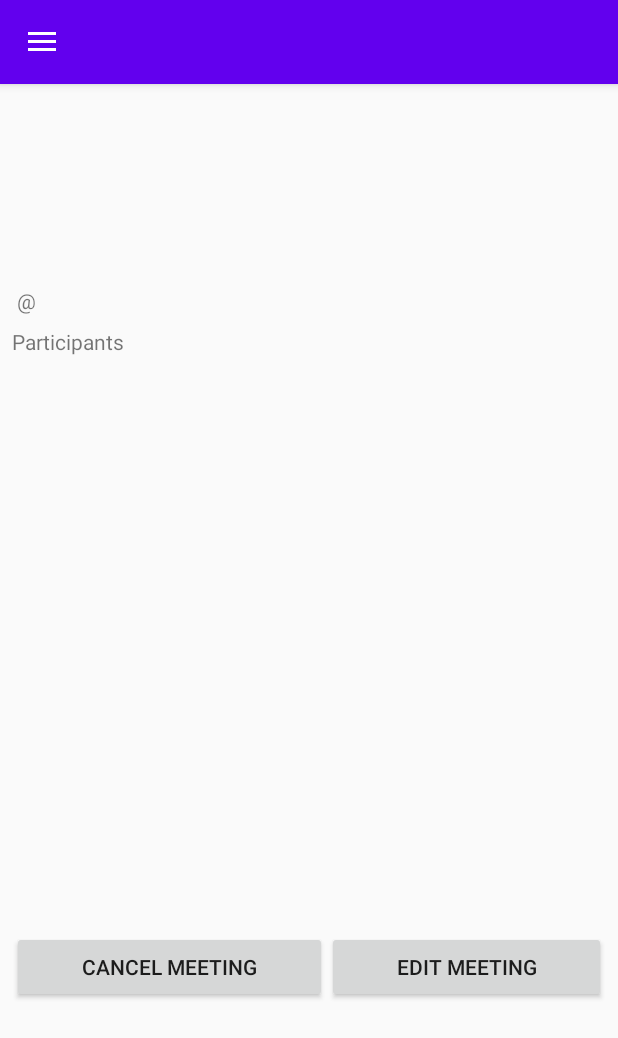
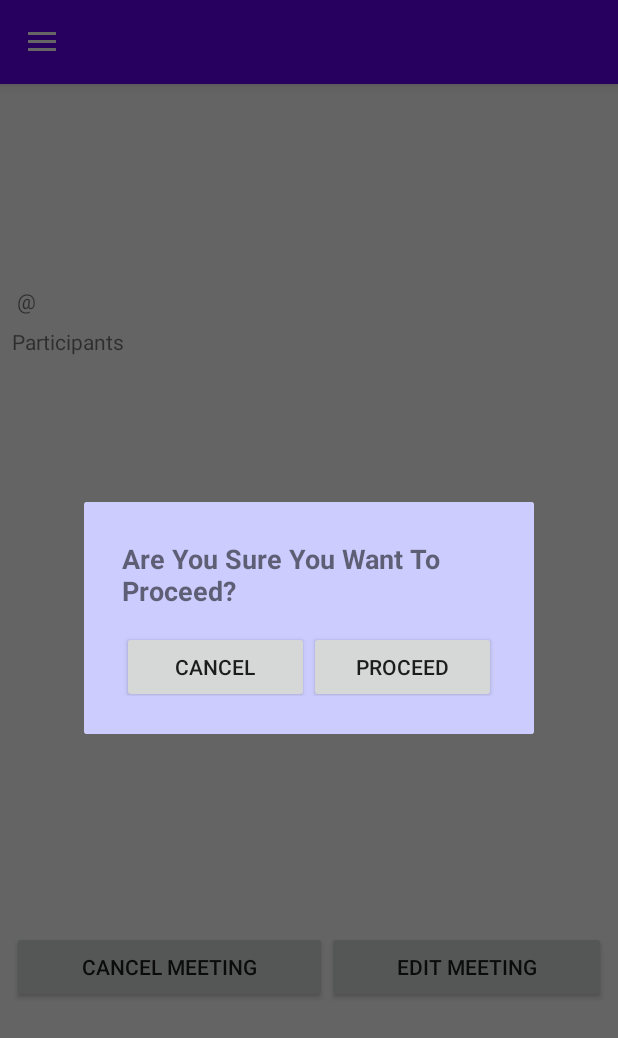
Before and after one commit to GergSzla/TeamCom, an Android app: the fragment ViewMeetingFragment placed in its activity, after a tap on "CANCEL MEETING", on a phone screen of 412 x 824 dp. Shown: the top 1038 px of the screen. Run offline under Robolectric (Android 15) with nearby library versions, the phone set to English and light mode, and no system bars; our stand-ins replace Firebase (no records; nobody signed in at launch, a user with empty details on screens opened directly); 10 statements that could not run were skipped.

Commit message:
-Delete Added To Meetings

```diff
--- a/app/src/main/java/ie/wit/teamcom/fragments/ViewMeetingFragment.kt
+++ b/app/src/main/java/ie/wit/teamcom/fragments/ViewMeetingFragment.kt
@@ -1,11 +1,16 @@
 package ie.wit.teamcom.fragments
 
+import android.app.Dialog
 import android.os.Bundle
 import androidx.fragment.app.Fragment
 import android.view.LayoutInflater
 import android.view.View
 import android.view.ViewGroup
+import android.view.Window
+import android.widget.Button
+import android.widget.EditText
 import androidx.core.view.isVisible
+import androidx.fragment.app.FragmentManager
 import androidx.recyclerview.widget.LinearLayoutManager
 import com.google.firebase.database.DataSnapshot
 import com.google.firebase.database.DatabaseError
@@ -84,12 +89,43 @@ class ViewMeetingFragment : Fragment(),AnkoLogger, MembersListener{
         }
 
         root.btnCancelMeeting.setOnClickListener {
-            //TODO: WARNING POPUP
-            //TODO: DELETE MEETING
+            val dialog = Dialog(requireActivity())
+            dialog.requestWindowFeature(Window.FEATURE_NO_TITLE)
+            dialog.setCancelable(false)
+            dialog.setContentView(R.layout.popup_warning)
+            val proceed = dialog.findViewById(R.id.btnProceed) as Button
+            val cancel = dialog.findViewById(R.id.btnCancel) as Button
+            proceed.setOnClickListener {
+                app.database.child("channels").child(currentChannel!!.id).child("meetings").child(selected_meeting.meeting_uuid)
+                    .addListenerForSingleValueEvent(
+                        object : ValueEventListener {
+                            override fun onDataChange(snapshot: DataSnapshot) {
+                                snapshot.ref.removeValue()
+                            }
+
+                            override fun onCancelled(error: DatabaseError) {
+                            }
+                        })
+                dialog.dismiss()
+                navigateTo(MeetingsFragment.newInstance(currentChannel))
+            }
+            cancel.setOnClickListener {
+                dialog.dismiss()
+            }
+            dialog.show()
         }
+
         getAllMeetingMembers()
 
         return root
+    }
+
+    private fun navigateTo(fragment: Fragment) {
+        val fragmentManager: FragmentManager = activity?.supportFragmentManager!!
+        fragmentManager.beginTransaction()
+            .replace(R.id.homeFrame, fragment)
+            .addToBackStack(null)
+            .commit()
     }
 
     fun getAllMeetingMembers() {
--- /dev/null
+++ b/app/src/main/res/layout/popup_warning.xml
@@ -0,0 +1,43 @@
+<?xml version="1.0" encoding="utf-8"?>
+<LinearLayout
+    xmlns:android="http://schemas.android.com/apk/res/android"
+    android:layout_width="300dp"
+    android:layout_height="wrap_content"
+    android:orientation="vertical"
+    android:background="#CCCCFF"
+    android:layout_gravity="center"
+    android:padding="25dp">
+
+
+    <TextView
+        android:id="@+id/textView7"
+        android:layout_width="match_parent"
+        android:layout_height="wrap_content"
+        android:textSize="18sp"
+        android:textStyle="bold"
+        android:text="Are You Sure You Want To Proceed?" />
+
+    <LinearLayout
+        android:layout_width="match_parent"
+        android:layout_height="match_parent"
+        android:orientation="horizontal">
+
+        <Button
+            android:id="@+id/btnCancel"
+            android:layout_width="wrap_content"
+            android:layout_height="wrap_content"
+            android:layout_gravity="center"
+            android:layout_weight="1"
+            android:layout_marginTop="10dp"
+            android:text="Cancel" />
+        <Button
+            android:id="@+id/btnProceed"
+            android:layout_width="wrap_content"
+            android:layout_height="wrap_content"
+            android:layout_weight="1"
+            android:layout_gravity="center"
+            android:layout_marginTop="10dp"
+            android:text="Proceed" />
+    </LinearLayout>
+
+</LinearLayout>
```
